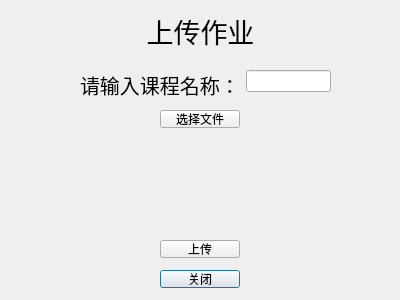
First picture: the form in uploadhomework.ui, repository archester-250/Course_Auxiliary_System_QT, before the edit.
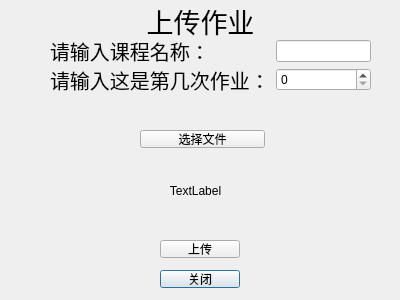
Second picture: the form after the edit.

Patch:
```diff
--- a/uploadhomework.ui
+++ b/uploadhomework.ui
@@ -30,7 +30,7 @@
    <property name="geometry">
     <rect>
      <x>0</x>
-     <y>10</y>
+     <y>0</y>
      <width>401</width>
      <height>41</height>
     </rect>
@@ -50,13 +50,16 @@
   <widget class="QWidget" name="formLayoutWidget">
    <property name="geometry">
     <rect>
-     <x>80</x>
-     <y>70</y>
-     <width>251</width>
-     <height>31</height>
+     <x>50</x>
+     <y>40</y>
+     <width>321</width>
+     <height>51</height>
     </rect>
    </property>
    <layout class="QFormLayout" name="formLayout">
+    <item row="0" column="1">
+     <widget class="QLineEdit" name="lineEdit"/>
+    </item>
     <item row="0" column="0">
      <widget class="QLabel" name="label_2">
       <property name="font">
@@ -69,24 +72,23 @@
       </property>
      </widget>
     </item>
-    <item row="0" column="1">
-     <widget class="QLineEdit" name="lineEdit"/>
+    <item row="1" column="0">
+     <widget class="QLabel" name="label_4">
+      <property name="font">
+       <font>
+        <pointsize>15</pointsize>
+       </font>
+      </property>
+      <property name="text">
+       <string>请输入这是第几次作业：</string>
+      </property>
+     </widget>
+    </item>
+    <item row="1" column="1">
+     <widget class="QSpinBox" name="spinBox"/>
     </item>
    </layout>
   </widget>
-  <widget class="QPushButton" name="pushButton_2">
-   <property name="geometry">
-    <rect>
-     <x>160</x>
-     <y>110</y>
-     <width>80</width>
-     <height>18</height>
-    </rect>
-   </property>
-   <property name="text">
-    <string>选择文件</string>
-   </property>
-  </widget>
   <widget class="QPushButton" name="pushButton_3">
    <property name="geometry">
     <rect>
@@ -100,6 +102,40 @@
     <string>上传</string>
    </property>
   </widget>
+  <widget class="QPushButton" name="pushButton_2">
+   <property name="geometry">
+    <rect>
+     <x>140</x>
+     <y>130</y>
+     <width>125</width>
+     <height>18</height>
+    </rect>
+   </property>
+   <property name="text">
+    <string>选择文件</string>
+   </property>
+  </widget>
+  <widget class="QLabel" name="label_3">
+   <property name="geometry">
+    <rect>
+     <x>70</x>
+     <y>160</y>
+     <width>251</width>
+     <height>61</height>
+    </rect>
+   </property>
+   <property name="font">
+    <font>
+     <pointsize>9</pointsize>
+    </font>
+   </property>
+   <property name="text">
+    <string>TextLabel</string>
+   </property>
+   <property name="alignment">
+    <set>Qt::AlignCenter</set>
+   </property>
+  </widget>
  </widget>
  <resources/>
  <connections>
```
